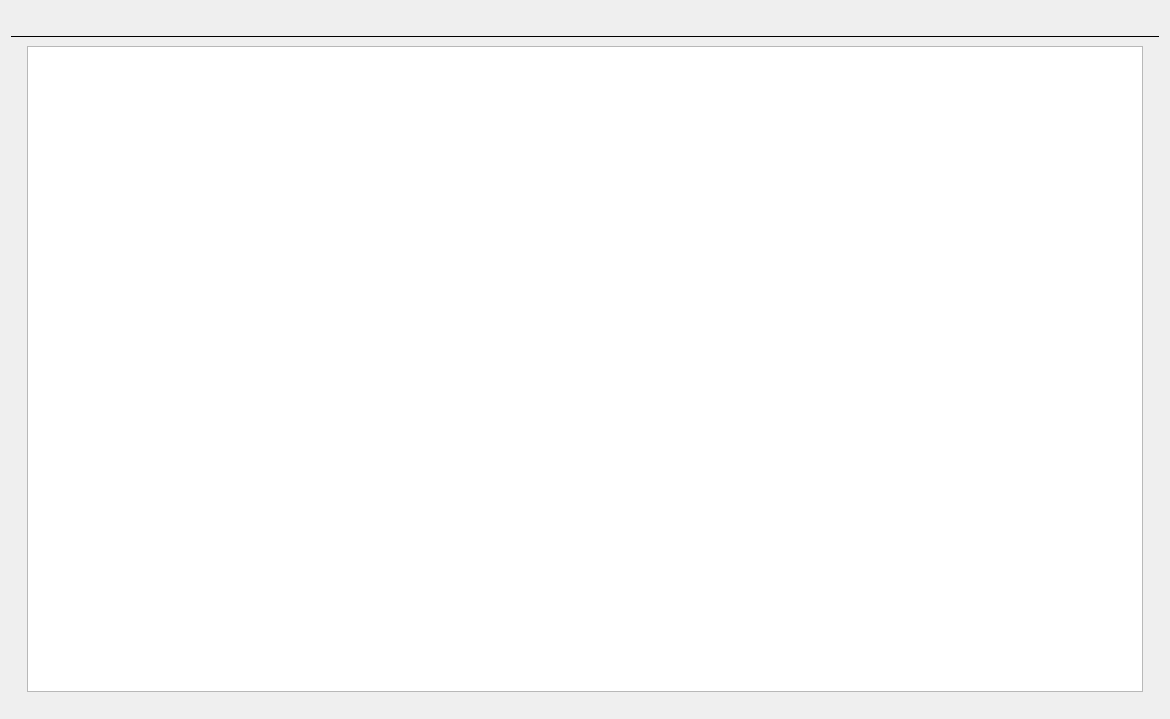
Old version of the form client/libclient/src/ui/dialogs/camera_list_dialog.ui in the repository networkoptix/nx_open.
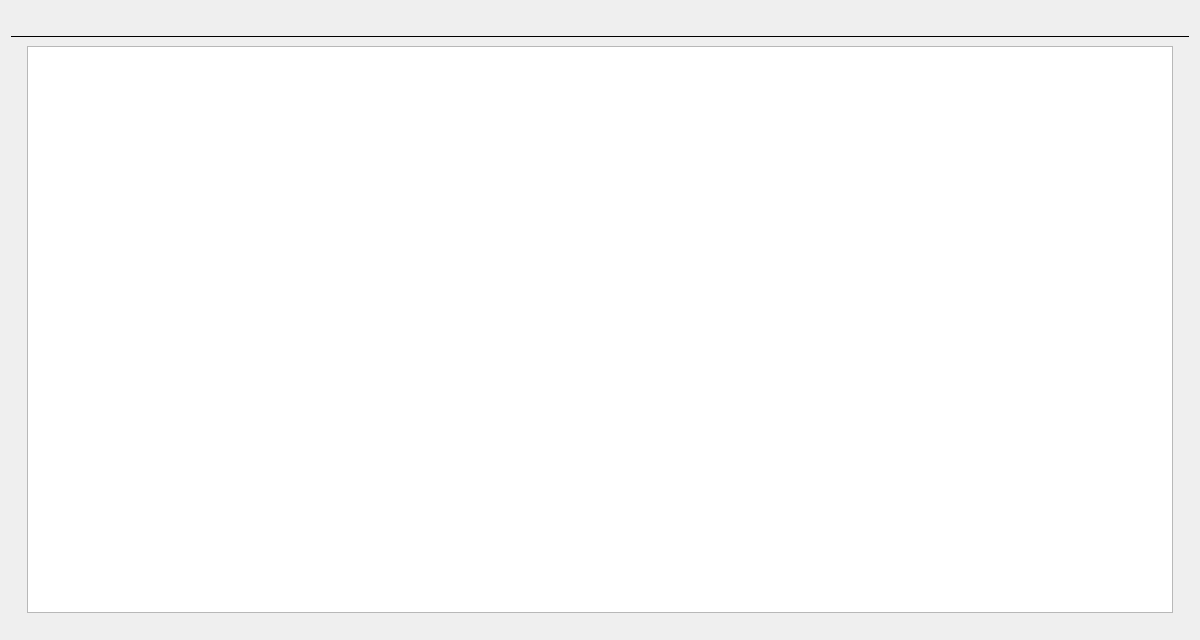
New version of the form. Custom widgets are drawn as their Qt base class.

```diff
--- a/client/libclient/src/ui/dialogs/camera_list_dialog.ui
+++ b/client/libclient/src/ui/dialogs/camera_list_dialog.ui
@@ -6,8 +6,8 @@
    <rect>
     <x>0</x>
     <y>0</y>
-    <width>1170</width>
-    <height>719</height>
+    <width>1200</width>
+    <height>640</height>
    </rect>
   </property>
   <layout class="QVBoxLayout" name="verticalLayout">
```
